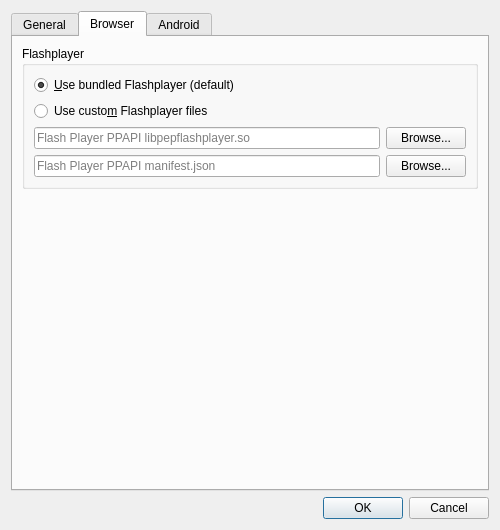
This is botfather/gui/preferences/preferences_dialog.ui in botfatherio/botfather as Qt 5 draws it before an edit. The edited form follows.
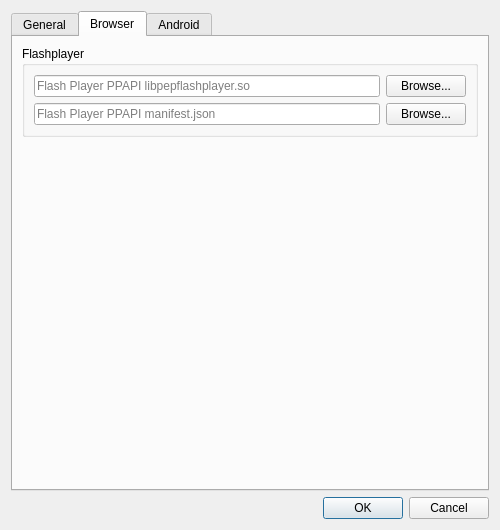
This is the edited form. The open tabs and pages were chosen to show the change. Icons and pictures are not drawn.

Commit message: Remove deprecated option to use bundled flash

Diff of the .ui file:
```diff
--- a/botfather/gui/preferences/preferences_dialog.ui
+++ b/botfather/gui/preferences/preferences_dialog.ui
@@ -76,23 +76,6 @@
           <bool>false</bool>
          </property>
          <layout class="QVBoxLayout" name="verticalLayout_3">
-          <item>
-           <widget class="QRadioButton" name="use_bundled_flash">
-            <property name="text">
-             <string>&amp;Use bundled Flashplayer (default)</string>
-            </property>
-            <property name="checked">
-             <bool>true</bool>
-            </property>
-           </widget>
-          </item>
-          <item>
-           <widget class="QRadioButton" name="use_custom_flash">
-            <property name="text">
-             <string>Use custo&amp;m Flashplayer files</string>
-            </property>
-           </widget>
-          </item>
           <item>
            <layout class="QHBoxLayout" name="horizontalLayout">
             <item>
```
The commit also changes 3 other files.
